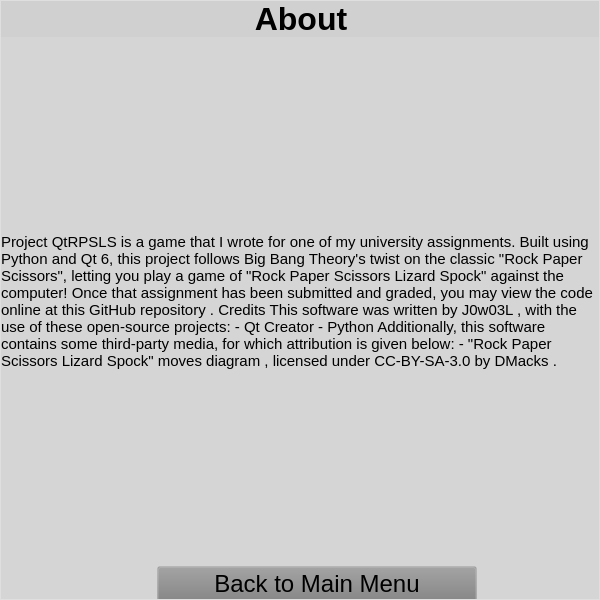
J0w03L/QtRPSLS, file src/ui/MainMenu.ui: the form before one commit.
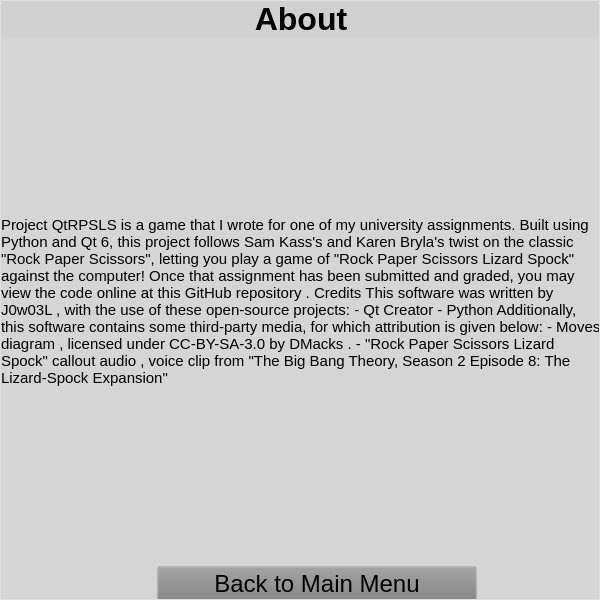
The form after the commit. The open tabs and pages were chosen to show the change.

Patch:
```diff
--- a/src/ui/MainMenu.ui
+++ b/src/ui/MainMenu.ui
@@ -402,7 +402,7 @@
               <string notr="true">padding: .5em;background: none;</string>
              </property>
              <property name="text">
-              <string>&lt;html&gt;&lt;head/&gt;&lt;body&gt;&lt;p&gt;&lt;span style=&quot; font-size:16pt; font-weight:700; text-decoration: underline;&quot;&gt;Project&lt;/span&gt;&lt;/p&gt;&lt;p&gt;&lt;span style=&quot; font-size:10pt;&quot;&gt;QtRPSLS is a game that I wrote for one of my university assignments. Built using Python and Qt 6, this project follows Big Bang Theory's twist on the classic &amp;quot;Rock Paper Scissors&amp;quot;, letting you play a game of &amp;quot;Rock Paper Scissors Lizard Spock&amp;quot; against the computer!&lt;/span&gt;&lt;/p&gt;&lt;p&gt;&lt;span style=&quot; font-size:10pt;&quot;&gt;Once that assignment has been submitted and graded, you may view the code online at &lt;/span&gt;&lt;a href=&quot;https://github.com/J0w03L/QtRPSLS&quot;&gt;&lt;span style=&quot; font-size:10pt; text-decoration: underline; color:#0000ff;&quot;&gt;this GitHub repository&lt;/span&gt;&lt;/a&gt;&lt;span style=&quot; font-size:10pt;&quot;&gt;.&lt;/span&gt;&lt;/p&gt;&lt;p&gt;&lt;br/&gt;&lt;span style=&quot; font-size:16pt; font-weight:700; text-decoration: underline;&quot;&gt;Credits&lt;/span&gt;&lt;/p&gt;&lt;p&gt;&lt;span style=&quot; font-size:10pt;&quot;&gt;This software was written by &lt;/span&gt;&lt;a href=&quot;https://github.com/J0w03L&quot;&gt;&lt;span style=&quot; font-size:10pt; text-decoration: underline; color:#0000ff;&quot;&gt;J0w03L&lt;/span&gt;&lt;/a&gt;&lt;span style=&quot; font-size:10pt;&quot;&gt;, with the use of these open-source projects:&lt;/span&gt;&lt;/p&gt;&lt;p&gt;&lt;span style=&quot; font-size:10pt;&quot;&gt;- &lt;/span&gt;&lt;a href=&quot;https://www.qt.io/product/development-tools&quot;&gt;&lt;span style=&quot; font-size:10pt; text-decoration: underline; color:#0000ff;&quot;&gt;Qt Creator&lt;/span&gt;&lt;/a&gt;&lt;/p&gt;&lt;p&gt;&lt;span style=&quot; font-size:10pt;&quot;&gt;- &lt;/span&gt;&lt;a href=&quot;https://www.python.org/&quot;&gt;&lt;span style=&quot; font-size:10pt; text-decoration: underline; color:#0000ff;&quot;&gt;Python&lt;/span&gt;&lt;/a&gt;&lt;/p&gt;&lt;p&gt;&lt;span style=&quot; font-size:10pt;&quot;&gt;Additionally, this software contains some third-party media, for which attribution is given below:&lt;/span&gt;&lt;/p&gt;&lt;p&gt;&lt;span style=&quot; font-size:10pt;&quot;&gt;- &lt;/span&gt;&lt;a href=&quot;https://en.wikipedia.org/wiki/File:Pierre_ciseaux_feuille_l%C3%A9zard_spock_aligned.svg&quot;&gt;&lt;span style=&quot; font-size:10pt; text-decoration: underline; color:#0000ff;&quot;&gt;&amp;quot;Rock Paper Scissors Lizard Spock&amp;quot; moves diagram&lt;/span&gt;&lt;/a&gt;&lt;span style=&quot; font-size:10pt;&quot;&gt;, licensed under &lt;/span&gt;&lt;a href=&quot;https://creativecommons.org/licenses/by-sa/3.0/deed.en&quot;&gt;&lt;span style=&quot; font-size:10pt; text-decoration: underline; color:#0000ff;&quot;&gt;CC-BY-SA-3.0&lt;/span&gt;&lt;/a&gt;&lt;span style=&quot; font-size:10pt;&quot;&gt; by &lt;/span&gt;&lt;a href=&quot;https://commons.wikimedia.org/wiki/User:DMacks&quot;&gt;&lt;span style=&quot; font-size:10pt; text-decoration: underline; color:#0000ff;&quot;&gt;DMacks&lt;/span&gt;&lt;/a&gt;&lt;span style=&quot; font-size:10pt;&quot;&gt;.&lt;/span&gt;&lt;/p&gt;&lt;/body&gt;&lt;/html&gt;</string>
+              <string>&lt;html&gt;&lt;head/&gt;&lt;body&gt;&lt;p&gt;&lt;span style=&quot; font-size:16pt; font-weight:700; text-decoration: underline;&quot;&gt;Project&lt;/span&gt;&lt;/p&gt;&lt;p&gt;&lt;span style=&quot; font-size:10pt;&quot;&gt;QtRPSLS is a game that I wrote for one of my university assignments. Built using Python and Qt 6, this project follows Sam Kass's and Karen Bryla's twist on the classic &amp;quot;Rock Paper Scissors&amp;quot;, letting you play a game of &amp;quot;Rock Paper Scissors Lizard Spock&amp;quot; against the computer!&lt;/span&gt;&lt;/p&gt;&lt;p&gt;&lt;span style=&quot; font-size:10pt;&quot;&gt;Once that assignment has been submitted and graded, you may view the code online at &lt;/span&gt;&lt;a href=&quot;https://github.com/J0w03L/QtRPSLS&quot;&gt;&lt;span style=&quot; font-size:10pt; text-decoration: underline; color:#0000ff;&quot;&gt;this GitHub repository&lt;/span&gt;&lt;/a&gt;&lt;span style=&quot; font-size:10pt;&quot;&gt;.&lt;/span&gt;&lt;/p&gt;&lt;p&gt;&lt;br/&gt;&lt;span style=&quot; font-size:16pt; font-weight:700; text-decoration: underline;&quot;&gt;Credits&lt;/span&gt;&lt;/p&gt;&lt;p&gt;&lt;span style=&quot; font-size:10pt;&quot;&gt;This software was written by &lt;/span&gt;&lt;a href=&quot;https://github.com/J0w03L&quot;&gt;&lt;span style=&quot; font-size:10pt; text-decoration: underline; color:#0000ff;&quot;&gt;J0w03L&lt;/span&gt;&lt;/a&gt;&lt;span style=&quot; font-size:10pt;&quot;&gt;, with the use of these open-source projects:&lt;/span&gt;&lt;/p&gt;&lt;p&gt;&lt;span style=&quot; font-size:10pt;&quot;&gt;- &lt;/span&gt;&lt;a href=&quot;https://www.qt.io/product/development-tools&quot;&gt;&lt;span style=&quot; font-size:10pt; text-decoration: underline; color:#0000ff;&quot;&gt;Qt Creator&lt;/span&gt;&lt;/a&gt;&lt;/p&gt;&lt;p&gt;&lt;span style=&quot; font-size:10pt;&quot;&gt;- &lt;/span&gt;&lt;a href=&quot;https://www.python.org/&quot;&gt;&lt;span style=&quot; font-size:10pt; text-decoration: underline; color:#0000ff;&quot;&gt;Python&lt;/span&gt;&lt;/a&gt;&lt;/p&gt;&lt;p&gt;&lt;span style=&quot; font-size:10pt;&quot;&gt;Additionally, this software contains some third-party media, for which attribution is given below:&lt;/span&gt;&lt;/p&gt;&lt;p&gt;&lt;span style=&quot; font-size:10pt;&quot;&gt;- &lt;/span&gt;&lt;a href=&quot;https://en.wikipedia.org/wiki/File:Pierre_ciseaux_feuille_l%C3%A9zard_spock_aligned.svg&quot;&gt;&lt;span style=&quot; font-size:10pt; text-decoration: underline; color:#0000ff;&quot;&gt;Moves diagram&lt;/span&gt;&lt;/a&gt;&lt;span style=&quot; font-size:10pt;&quot;&gt;, licensed under &lt;/span&gt;&lt;a href=&quot;https://creativecommons.org/licenses/by-sa/3.0/deed.en&quot;&gt;&lt;span style=&quot; font-size:10pt; text-decoration: underline; color:#0000ff;&quot;&gt;CC-BY-SA-3.0&lt;/span&gt;&lt;/a&gt;&lt;span style=&quot; font-size:10pt;&quot;&gt; by &lt;/span&gt;&lt;a href=&quot;https://commons.wikimedia.org/wiki/User:DMacks&quot;&gt;&lt;span style=&quot; font-size:10pt; text-decoration: underline; color:#0000ff;&quot;&gt;DMacks&lt;/span&gt;&lt;/a&gt;&lt;span style=&quot; font-size:10pt;&quot;&gt;.&lt;/span&gt;&lt;/p&gt;&lt;p&gt;&lt;span style=&quot; font-size:10pt;&quot;&gt;- &lt;/span&gt;&lt;a href=&quot;https://youtu.be/6s9k5rwBWB4?t=67&quot;&gt;&lt;span style=&quot; font-size:10pt; text-decoration: underline; color:#0000ff;&quot;&gt;&amp;quot;Rock Paper Scissors Lizard Spock&amp;quot; callout audio&lt;/span&gt;&lt;/a&gt;&lt;span style=&quot; font-size:10pt;&quot;&gt;, voice clip from &amp;quot;The Big Bang Theory, Season 2 Episode 8: The Lizard-Spock Expansion&amp;quot;&lt;/span&gt;&lt;/p&gt;&lt;/body&gt;&lt;/html&gt;</string>
              </property>
              <property name="scaledContents">
               <bool>false</bool>
```
Left out of the diff: 2 changed lines with no effect on the pictures.
